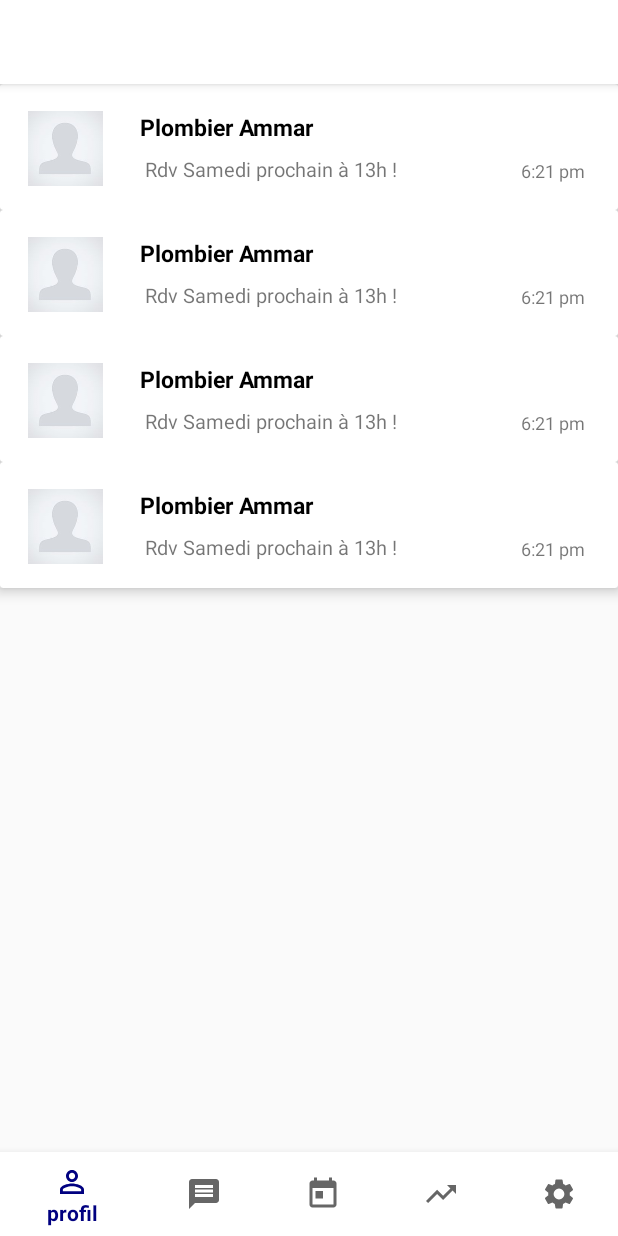
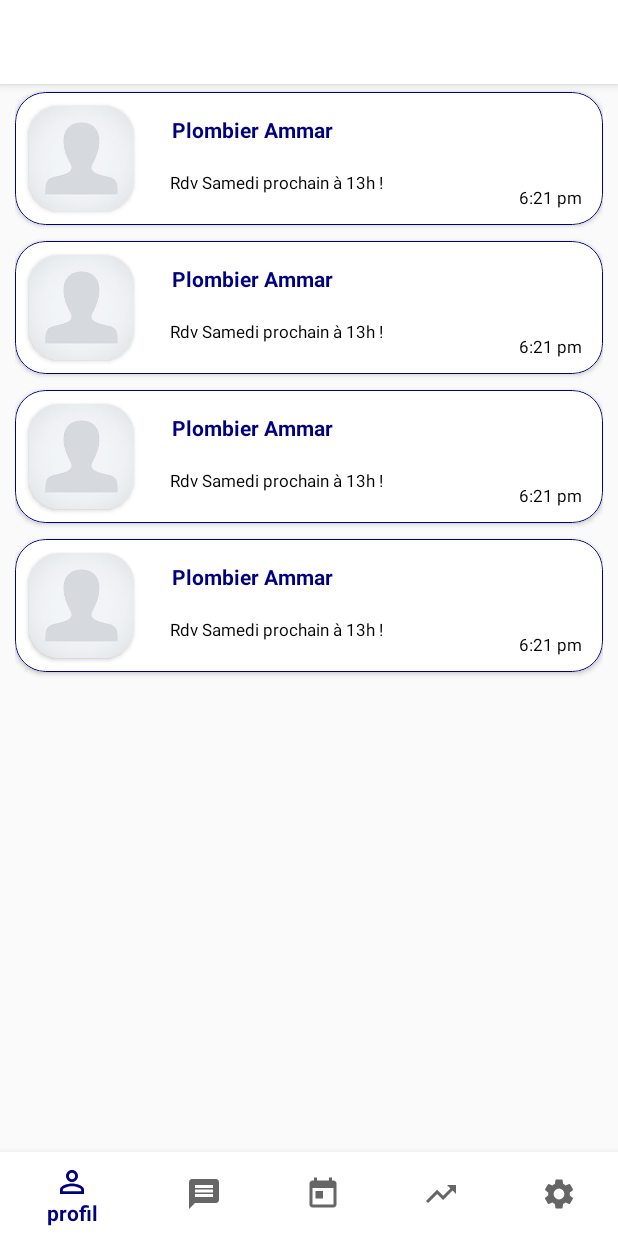
Before and after one commit to Ghiles1010/Pfe_App, an Android app: the fragment Messagerie_prest placed in its activity, on a phone screen of 412 x 824 dp. Run offline under Robolectric (Android 15) with nearby library versions, the phone set to English and light mode, and no system bars.

Commit message:
améliortion UI messages

```diff
--- a/app/src/main/res/layout/conversation.xml
+++ b/app/src/main/res/layout/conversation.xml
@@ -1,65 +1,115 @@
 <?xml version="1.0" encoding="utf-8"?>
-<androidx.cardview.widget.CardView xmlns:android="http://schemas.android.com/apk/res/android"
-    xmlns:app="http://schemas.android.com/apk/res-auto"
+<RelativeLayout xmlns:android="http://schemas.android.com/apk/res/android"
+    android:layout_width="match_parent"
     xmlns:tools="http://schemas.android.com/tools"
+    android:layout_height="wrap_content"
+    android:layout_marginTop="10dp"
+    android:paddingRight="10dp"
+    android:paddingLeft="10dp"
+    android:layout_marginBottom="10dp"
+    xmlns:app="http://schemas.android.com/apk/res-auto">
+
+
+    <androidx.cardview.widget.CardView
         android:layout_width="match_parent"
         android:layout_height="wrap_content"
-    app:cardElevation="5dp"
-
-    >
+        app:cardCornerRadius="20dp"
 
 
+        android:layout_marginTop="5dp"
+        android:layout_marginBottom="5dp"
+
+        android:layout_alignParentStart="true"
+        android:layout_alignParentTop="true"
+        android:layout_alignParentEnd="true"
+        android:layout_marginStart="0dp"
+        android:layout_marginEnd="0dp"
+        tools:ignore="MissingConstraints">
+
         <RelativeLayout
+
+            android:background="@drawable/rech_res_shape"
+
             android:layout_width="match_parent"
-        android:layout_height="match_parent"
+            android:layout_height="wrap_content">
 
-        >
-
-
-        <ImageView
-            android:id="@+id/ImageUser"
-            android:layout_width="52dp"
-
-            android:layout_height="50dp"
-            android:layout_marginStart="17dp"
-            android:layout_marginTop="18dp"
-            android:layout_marginBottom="16dp"
-            tools:srcCompat="@drawable/body" />
 
             <TextView
                 android:id="@+id/UserName"
                 android:layout_width="wrap_content"
                 android:layout_height="wrap_content"
-            android:layout_alignTop="@+id/ImageUser"
-            android:layout_marginLeft="24dp"
-            android:textColor="@color/Black"
-            android:layout_toRightOf="@+id/ImageUser"
-            android:text="Nom_Utilisateur"
-            android:textSize="15sp"
+                android:layout_alignTop="@id/cardImrestrech"
+
+                android:layout_marginStart="25dp"
+
+                android:layout_marginTop="6dp"
+                android:layout_toEndOf="@+id/cardImrestrech"
+                android:text="Plombier Amar"
+                android:textColor="@color/Navy"
+                android:textSize="14sp"
                 android:textStyle="bold" />
 
             <TextView
                 android:id="@+id/Umessage"
                 android:layout_width="wrap_content"
                 android:layout_height="wrap_content"
-            android:layout_alignBottom="@+id/ImageUser"
-            android:layout_marginLeft="27dp"
-            android:layout_marginBottom="2dp"
-            android:layout_toRightOf="@+id/ImageUser"
-            android:text="Dernier Message"
 
-            android:textSize="13sp" />
+                android:layout_below="@+id/UserName"
+                android:layout_marginStart="24dp"
+                android:layout_marginTop="18dp"
+                android:layout_toEndOf="@+id/cardImrestrech"
+                android:gravity="center"
+                android:text="Rendez-vous samedi à 13h!"
+                android:textColor="@color/Black"
+                android:textSize="11sp" />
+
 
             <TextView
                 android:id="@+id/uTime"
                 android:layout_width="wrap_content"
                 android:layout_height="wrap_content"
-            android:layout_marginBottom="2dp"
-            android:layout_alignBottom="@+id/ImageUser"
+                android:layout_alignTop="@id/Umessage"
+
                 android:layout_alignParentEnd="true"
-            android:layout_marginEnd="22dp"
-            android:text="3:34 PM"
-            android:textSize="12sp" />
+
+                android:layout_marginTop="10dp"
+                android:layout_marginEnd="10dp"
+                android:text="6:21 pm"
+                android:textColor="@color/Black"
+                android:textSize="11sp" />
+
+            <androidx.cardview.widget.CardView
+                android:id="@+id/cardImrestrech"
+                android:layout_width="70dp"
+                android:layout_height="70dp"
+                android:layout_alignParentTop="true"
+                android:layout_marginStart="5dp"
+                android:layout_marginTop="5dp"
+                android:background="@drawable/rech_res_shape"
+                android:layout_marginBottom="5dp"
+                app:cardCornerRadius="20dp">
+
+
+                <ImageView
+
+
+                    android:id="@+id/ImageUser"
+                    android:layout_width="match_parent"
+                    android:layout_height="match_parent"
+                    android:scaleType="centerCrop"
+                    tools:srcCompat="@drawable/rest"
+
+
+                    />
+
+
+            </androidx.cardview.widget.CardView>
+
+
+
         </RelativeLayout>
 
+
     </androidx.cardview.widget.CardView>
+
+</RelativeLayout>
```
Lines whose indentation alone changed are shown as unchanged.
